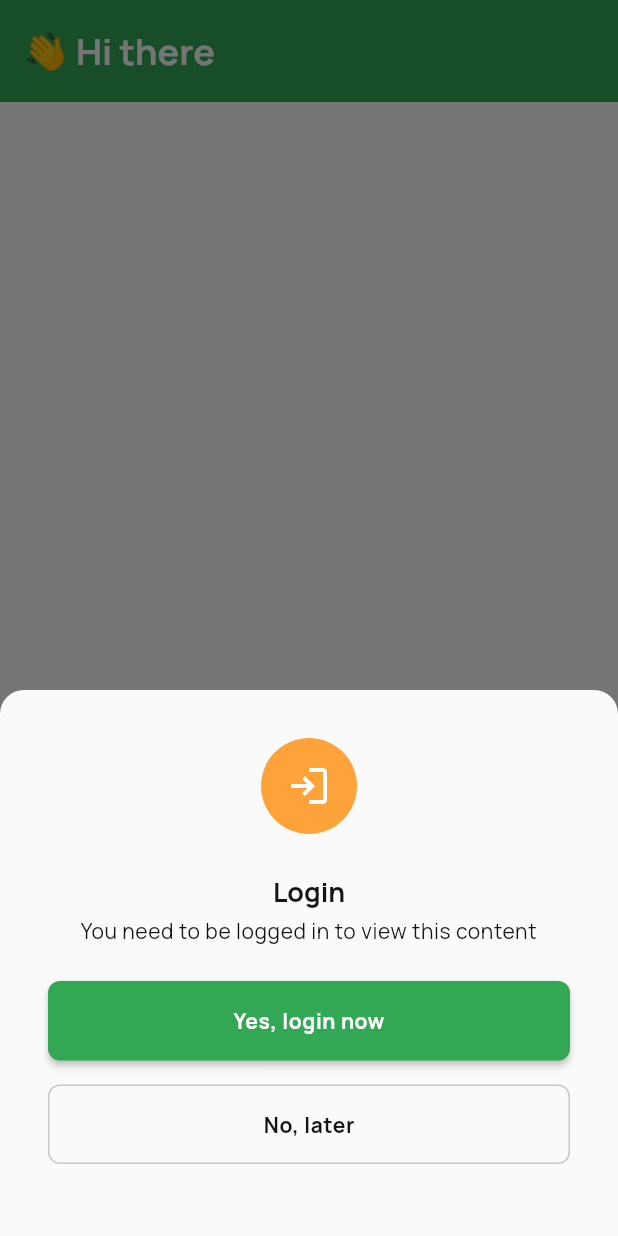
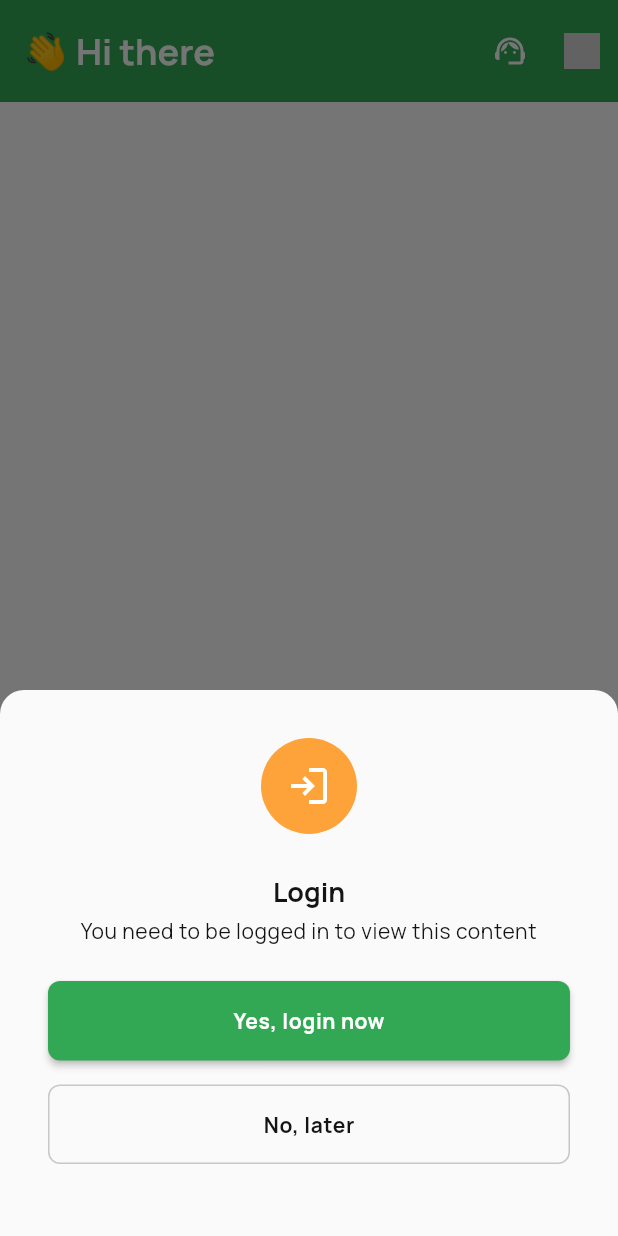
Before and after one commit to hellomentorplus/hatspace, a Flutter app: the screen it shows after launch, item 2 of the bottom bar chosen, on a phone screen of 412 x 824 dp. Run offline on Flutter 3.47's test engine with Material 2 defaults, Android fonts, the phone set to English and light mode, and no system bars; our stand-ins replace cached_network_image, clock, cloud_firestore, device_info_plus, equatable, firebase_auth and 13 more; missing offline and left inert: flutter_facebook_auth, photo_manager, shake; accounts and stored records are empty; generated files the repository leaves out were written again.

Commit message:
HS-340 remove unuse changes

```diff
--- a/lib/features/home/view/home_view.dart
+++ b/lib/features/home/view/home_view.dart
@@ -60,31 +60,31 @@ class HomePageBodyState extends State<HomePageBody> {
         backgroundColor: Theme.of(context).colorScheme.primary,
         toolbarHeight: HsDimens.size68,
         elevation: 0.0,
-        // actions: [
-        //   IconButton(
-        //       onPressed: () {
-        //         // TODO add action
-        //       },
-        //       icon: SvgPicture.asset(
-        //         Assets.icons.icAgent,
-        //         colorFilter: ColorFilter.mode(
-        //             Theme.of(context).colorScheme.onPrimary, BlendMode.srcIn),
-        //         width: HsDimens.size24,
-        //         height: HsDimens.size24,
-        //       )),
-        //   IconButton(
-        //     onPressed: () {
-        //       // TODO add action
-        //     },
-        //     icon: SvgPicture.asset(
-        //       Assets.icons.notification,
-        //       colorFilter: ColorFilter.mode(
-        //           Theme.of(context).colorScheme.onPrimary, BlendMode.srcIn),
-        //       width: HsDimens.size24,
-        //       height: HsDimens.size24,
-        //     ),
-        //   )
-        // ],
+        actions: [
+          IconButton(
+              onPressed: () {
+                // TODO add action
+              },
+              icon: SvgPicture.asset(
+                Assets.icons.icAgent,
+                colorFilter: ColorFilter.mode(
+                    Theme.of(context).colorScheme.onPrimary, BlendMode.srcIn),
+                width: HsDimens.size24,
+                height: HsDimens.size24,
+              )),
+          IconButton(
+            onPressed: () {
+              // TODO add action
+            },
+            icon: SvgPicture.asset(
+              Assets.icons.notification,
+              colorFilter: ColorFilter.mode(
+                  Theme.of(context).colorScheme.onPrimary, BlendMode.srcIn),
+              width: HsDimens.size24,
+              height: HsDimens.size24,
+            ),
+          )
+        ],
       ),
       body: BlocBuilder<GetPropertiesCubit, GetPropertiesState>(
         builder: (context, state) {
```
Also changed, not shown: 2 other files.
